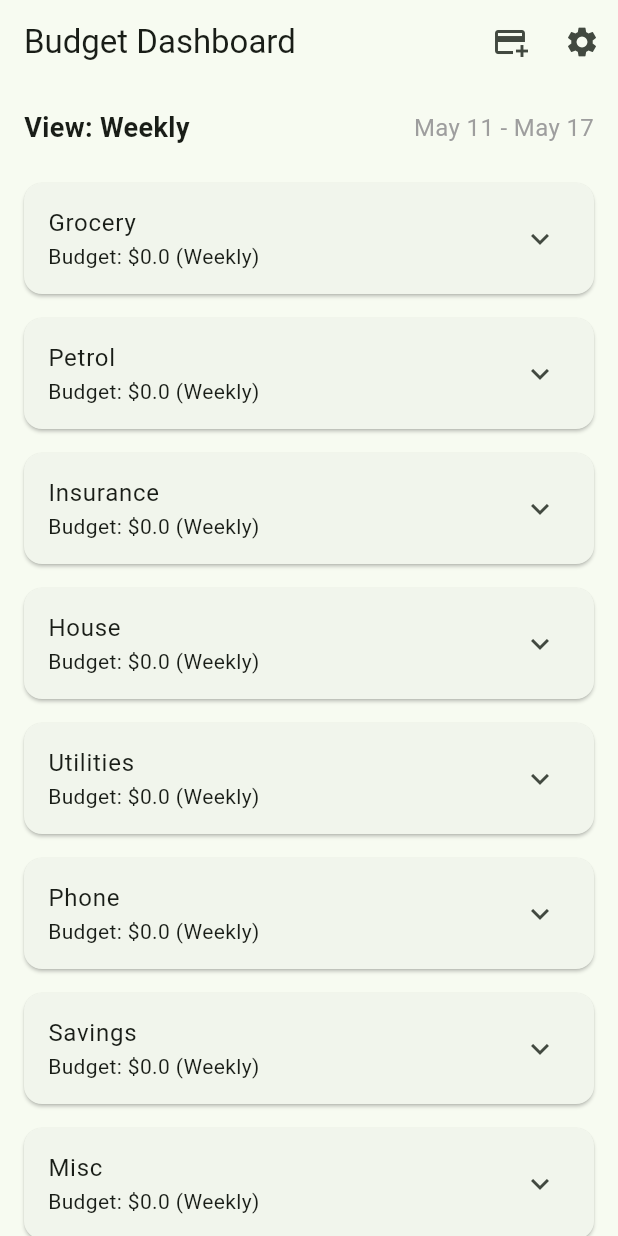
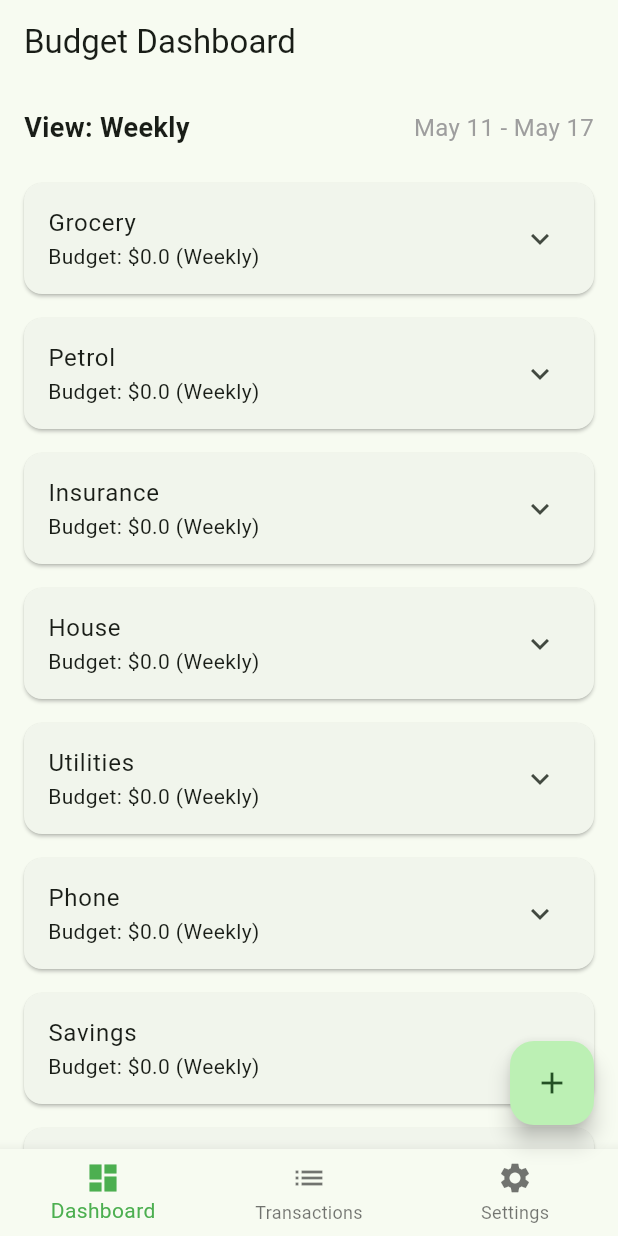
Before and after one commit to monmonja/budget-app, a Flutter app: the screen it shows after launch, on a phone screen of 412 x 824 dp. Run offline on Flutter 3.47's test engine with Material 3 defaults, Android fonts, the phone set to English and light mode, and no system bars; our stand-ins replace file_picker, shared_preferences; missing offline and left inert: google_mlkit_entity_extraction.

Commit message:
feat: implement bottom navigation and transaction management
- Replaced AppBar navigation with a BottomNavigationBar (`MainScreen`).
- Added persistent `Transaction` list using `SharedPreferences` in `DataService`.
- Added CRUD methods in `DataService` and extended `backup/restore` logic for transactions.
- Created `TransactionsScreen` for viewing the transaction history.
- Created `AddEditTransactionScreen` for adding and editing transactions.
- Created unique `uuid` id field for `Transaction`.

Co-authored-by: monmonja <4511697+monmonja@users.noreply.github.com>

```diff
--- a/lib/main.dart
+++ b/lib/main.dart
@@ -1,5 +1,5 @@
 import 'package:flutter/material.dart';
-import 'screens/dashboard_screen.dart';
+import 'screens/main_screen.dart';
 
 void main() {
   runApp(const BudgetApp());
@@ -16,7 +16,7 @@ class BudgetApp extends StatelessWidget {
         colorScheme: ColorScheme.fromSeed(seedColor: Colors.green),
         useMaterial3: true,
       ),
-      home: const DashboardScreen(),
+      home: const MainScreen(),
     );
   }
 }
--- a/lib/screens/dashboard_screen.dart
+++ b/lib/screens/dashboard_screen.dart
@@ -2,8 +2,6 @@ import 'package:flutter/material.dart';
 import 'package:intl/intl.dart';
 import '../constants.dart';
 import '../services/data_service.dart';
-import 'transaction_parse_screen.dart';
-import 'settings_screen.dart';
 
 class DashboardScreen extends StatefulWidget {
   const DashboardScreen({super.key});
@@ -79,34 +77,6 @@ class _DashboardScreenState extends State<DashboardScreen> {
     return Scaffold(
       appBar: AppBar(
         title: const Text('Budget Dashboard'),
-        actions: [
-          IconButton(
-            icon: const Icon(Icons.add_card),
-            tooltip: 'Parse Transaction',
-            onPressed: () {
-              Navigator.push(
-                context,
-                MaterialPageRoute(
-                  builder: (context) => const TransactionParseScreen(),
-                ),
-              );
-            },
-          ),
-          IconButton(
-            icon: const Icon(Icons.settings),
-            tooltip: 'Settings',
-            onPressed: () async {
-              await Navigator.push(
-                context,
-                MaterialPageRoute(
-                  builder: (context) => const SettingsScreen(),
-                ),
-              );
-              // Reload settings when returning from settings screen
-              _loadSettings();
-            },
-          )
-        ],
       ),
       body: Column(
         children: [
--- /dev/null
+++ b/lib/screens/main_screen.dart
@@ -0,0 +1,71 @@
+import 'package:flutter/material.dart';
+
+import 'add_edit_transaction_screen.dart';
+import 'dashboard_screen.dart';
+import 'settings_screen.dart';
+import 'transactions_screen.dart';
+
+class MainScreen extends StatefulWidget {
+  const MainScreen({super.key});
+
+  @override
+  State<MainScreen> createState() => _MainScreenState();
+}
+
+class _MainScreenState extends State<MainScreen> {
+  int _selectedIndex = 0;
+
+  static const List<Widget> _pages = <Widget>[
+    DashboardScreen(),
+    TransactionsScreen(),
+    SettingsScreen(),
+  ];
+
+  void _onItemTapped(int index) {
+    setState(() {
+      _selectedIndex = index;
+    });
+  }
+
+  void _navigateToAddTransaction() {
+    Navigator.push(
+      context,
+      MaterialPageRoute(
+        builder: (context) => const AddEditTransactionScreen(),
+      ),
+    );
+  }
+
+  @override
+  Widget build(BuildContext context) {
+    return Scaffold(
+      body: Center(
+        child: _pages.elementAt(_selectedIndex),
+      ),
+      floatingActionButton: FloatingActionButton(
+        onPressed: _navigateToAddTransaction,
+        tooltip: 'Add Transaction',
+        child: const Icon(Icons.add),
+      ),
+      bottomNavigationBar: BottomNavigationBar(
+        items: const <BottomNavigationBarItem>[
+          BottomNavigationBarItem(
+            icon: Icon(Icons.dashboard),
+            label: 'Dashboard',
+          ),
+          BottomNavigationBarItem(
+            icon: Icon(Icons.list),
+            label: 'Transactions',
+          ),
+          BottomNavigationBarItem(
+            icon: Icon(Icons.settings),
+            label: 'Settings',
+          ),
+        ],
+        currentIndex: _selectedIndex,
+        selectedItemColor: Colors.green,
+        onTap: _onItemTapped,
+      ),
+    );
+  }
+}
--- a/lib/services/data_service.dart
+++ b/lib/services/data_service.dart
@@ -6,10 +6,56 @@ import 'package:file_picker/file_picker.dart';
 import 'package:shared_preferences/shared_preferences.dart';
 
 import '../constants.dart';
+import '../models/transaction.dart';
 
 class DataService {
   static const String _keyDashboardView = 'dashboard_view';
   static const String _keyStartOfWeek = 'start_of_week';
+  static const String _keyTransactions = 'transactions_history';
+
+  // Transactions
+  static Future<List<Transaction>> getTransactions() async {
+    final prefs = await SharedPreferences.getInstance();
+    final String? jsonString = prefs.getString(_keyTransactions);
+    if (jsonString == null) {
+      return [];
+    }
+
+    try {
+      final List<dynamic> jsonList = jsonDecode(jsonString);
+      return jsonList.map((json) => Transaction.fromJson(json as Map<String, dynamic>)).toList();
+    } catch (e) {
+      print('Error decoding transactions: $e');
+      return [];
+    }
+  }
+
+  static Future<void> saveTransactions(List<Transaction> transactions) async {
+    final prefs = await SharedPreferences.getInstance();
+    final String jsonString = jsonEncode(transactions.map((t) => t.toJson()).toList());
+    await prefs.setString(_keyTransactions, jsonString);
+  }
+
+  static Future<void> addTransaction(Transaction transaction) async {
+    final transactions = await getTransactions();
+    transactions.add(transaction);
+    await saveTransactions(transactions);
+  }
+
+  static Future<void> updateTransaction(Transaction transaction) async {
+    final transactions = await getTransactions();
+    final index = transactions.indexWhere((t) => t.id == transaction.id);
+    if (index != -1) {
+      transactions[index] = transaction;
+      await saveTransactions(transactions);
+    }
+  }
+
+  static Future<void> deleteTransaction(String id) async {
+    final transactions = await getTransactions();
+    transactions.removeWhere((t) => t.id == id);
+    await saveTransactions(transactions);
+  }
 
   // Settings
   static Future<String> getDashboardView() async {
@@ -36,12 +82,15 @@ class DataService {
   static Future<void> exportToZip() async {
     final prefs = await SharedPreferences.getInstance();
 
+    final transactions = await getTransactions();
+
     final Map<String, dynamic> exportData = {
       'settings': {
         _keyDashboardView: prefs.getString(_keyDashboardView) ?? 'Weekly',
         _keyStartOfWeek: prefs.getString(_keyStartOfWeek) ?? 'Monday',
       },
       'categories': initialCategories.map((c) => c.toJson()).toList(),
+      'transactions': transactions.map((t) => t.toJson()).toList(),
     };
 
     final jsonString = jsonEncode(exportData);
@@ -102,6 +151,12 @@ class DataService {
         // print('Categories data found: ${data['categories'].length} items');
       }
 
+      if (data.containsKey('transactions')) {
+        final List<dynamic> txList = data['transactions'];
+        final List<Transaction> transactions = txList.map((json) => Transaction.fromJson(json as Map<String, dynamic>)).toList();
+        await saveTransactions(transactions);
+      }
+
     } else {
       throw Exception('Restore cancelled');
     }
--- a/lib/services/entity_extraction_service.dart
+++ b/lib/services/entity_extraction_service.dart
@@ -52,6 +52,7 @@ class EntityExtractionService {
     }
 
     return Transaction(
+      id: DateTime.now().millisecondsSinceEpoch.toString(),
       date: extractedDate,
       amount: extractedAmount,
       rawText: text,
--- a/pubspec.yaml
+++ b/pubspec.yaml
@@ -40,6 +40,7 @@ dependencies:
   path_provider: ^2.1.5
   file_picker: ^11.0.2
   intl: ^0.20.2
+  uuid: ^4.5.3
 
 dev_dependencies:
   flutter_test:
```
Also changed, not shown: lib/models/transaction.dart (+14 -0 lines), lib/screens/add_edit_transaction_screen.dart (added, +196 -0 lines), lib/screens/transactions_screen.dart (added, +108 -0 lines), pubspec.lock, 1 other file.
